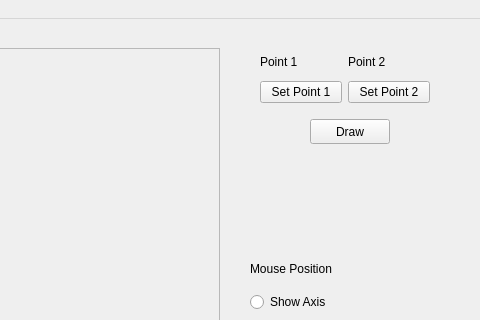
First picture: the form in Computer Graphics/Assignment 1/Draw_final/mainwindow.ui, repository CubixPro/BCSE-III-Assignments, before the edit; both pictures show x 320 to 800 and y 0 to 320 of the 800 by 600 pixel window.
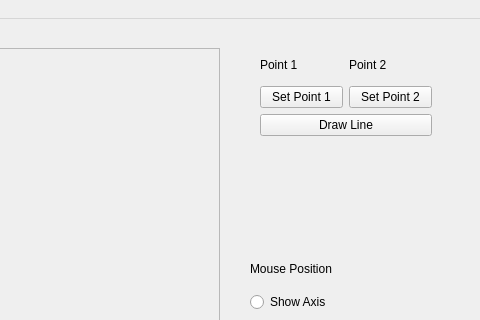
Second picture: the form after the edit. Custom widgets are drawn as their Qt base class.

Commit message: Added line drawing using DDA algorithm

Patch:
```diff
--- a/Computer Graphics/Assignment 1/Draw_final/mainwindow.ui
+++ b/Computer Graphics/Assignment 1/Draw_final/mainwindow.ui
@@ -113,70 +113,9 @@
      </item>
     </layout>
    </widget>
-   <widget class="QPushButton" name="pushButton_3">
-    <property name="geometry">
-     <rect>
-      <x>630</x>
-      <y>100</y>
-      <width>80</width>
-      <height>25</height>
-     </rect>
-    </property>
-    <property name="text">
-     <string>Draw</string>
-    </property>
-   </widget>
    <widget class="QWidget" name="layoutWidget">
     <property name="geometry">
      <rect>
-      <x>580</x>
-      <y>30</y>
-      <width>170</width>
-      <height>54</height>
-     </rect>
-    </property>
-    <layout class="QVBoxLayout" name="verticalLayout_3">
-     <item>
-      <layout class="QHBoxLayout" name="horizontalLayout_4">
-       <item>
-        <widget class="QLabel" name="label_1">
-         <property name="text">
-          <string>Point 1</string>
-         </property>
-        </widget>
-       </item>
-       <item>
-        <widget class="QLabel" name="label_2">
-         <property name="text">
-          <string>Point 2</string>
-         </property>
-        </widget>
-       </item>
-      </layout>
-     </item>
-     <item>
-      <layout class="QHBoxLayout" name="horizontalLayout_5">
-       <item>
-        <widget class="QPushButton" name="pushButton_2">
-         <property name="text">
-          <string>Set Point 1</string>
-         </property>
-        </widget>
-       </item>
-       <item>
-        <widget class="QPushButton" name="pushButton">
-         <property name="text">
-          <string>Set Point 2</string>
-         </property>
-        </widget>
-       </item>
-      </layout>
-     </item>
-    </layout>
-   </widget>
-   <widget class="QWidget" name="">
-    <property name="geometry">
-     <rect>
       <x>610</x>
       <y>410</y>
       <width>115</width>
@@ -221,6 +160,65 @@
      </item>
     </layout>
    </widget>
+   <widget class="QWidget" name="">
+    <property name="geometry">
+     <rect>
+      <x>580</x>
+      <y>30</y>
+      <width>172</width>
+      <height>87</height>
+     </rect>
+    </property>
+    <layout class="QVBoxLayout" name="verticalLayout_5">
+     <item>
+      <layout class="QVBoxLayout" name="verticalLayout_3">
+       <item>
+        <layout class="QHBoxLayout" name="horizontalLayout_4">
+         <item>
+          <widget class="QLabel" name="label_1">
+           <property name="text">
+            <string>Point 1</string>
+           </property>
+          </widget>
+         </item>
+         <item>
+          <widget class="QLabel" name="label_2">
+           <property name="text">
+            <string>Point 2</string>
+           </property>
+          </widget>
+         </item>
+        </layout>
+       </item>
+       <item>
+        <layout class="QHBoxLayout" name="horizontalLayout_5">
+         <item>
+          <widget class="QPushButton" name="pushButton_2">
+           <property name="text">
+            <string>Set Point 1</string>
+           </property>
+          </widget>
+         </item>
+         <item>
+          <widget class="QPushButton" name="pushButton">
+           <property name="text">
+            <string>Set Point 2</string>
+           </property>
+          </widget>
+         </item>
+        </layout>
+       </item>
+      </layout>
+     </item>
+     <item>
+      <widget class="QPushButton" name="pushButton_3">
+       <property name="text">
+        <string>Draw Line</string>
+       </property>
+      </widget>
+     </item>
+    </layout>
+   </widget>
   </widget>
   <widget class="QMenuBar" name="menubar">
    <property name="geometry">
```
The commit also changes 4 other files.
